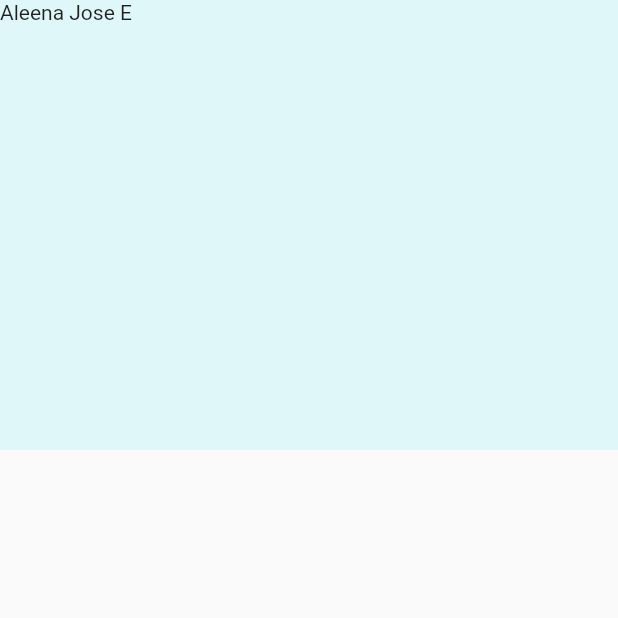
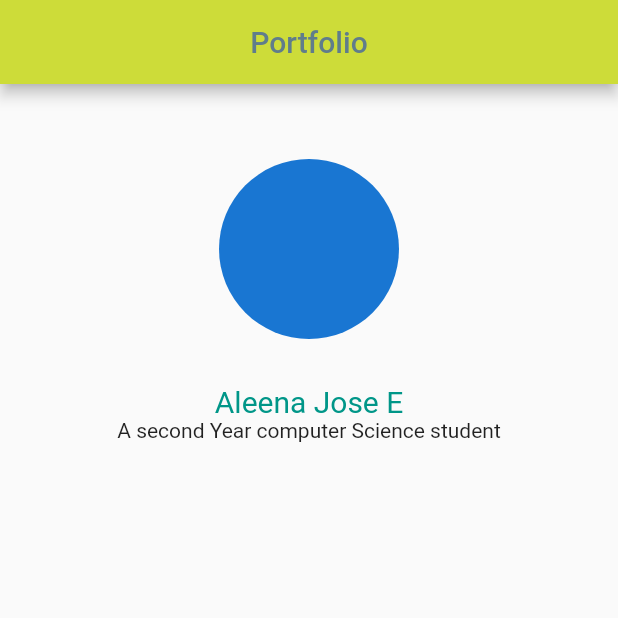
Before and after one commit to AleenaJose-E/Flutter-assignment, a Flutter app: the screen it shows after launch, on a phone screen of 412 x 824 dp, the top half of it. Run offline on Flutter 3.47's test engine with Material 2 defaults, Android fonts, the phone set to English and light mode, and no system bars.

Commit message:
Add Appbar, circle avathar and some text

```diff
--- a/lib/Screens/home_page.dart
+++ b/lib/Screens/home_page.dart
@@ -6,15 +6,29 @@ class  home_page extends StatelessWidget {
   Widget build(BuildContext context) {
     return Scaffold(
       body: SafeArea(child: Column(
-       crossAxisAlignment: CrossAxisAlignment.start,
+       crossAxisAlignment: CrossAxisAlignment.center,
        children: [
+        AppBar(backgroundColor: Colors.lime,
+        centerTitle: true,
+        title: (Text('Portfolio', style: TextStyle(fontSize: 20,color: Colors.blueGrey,),)),
+        ),
         Container(
-          color: Colors.cyan[50],
-          width:500 ,
-          height: 300,
-          child: Text('Aleena Jose E',),
-        )
-       ],
+              height: 50,
+            ),
+        const SizedBox(width: 20,),
+         CircleAvatar(radius: 60,),
+        Column(
+          crossAxisAlignment: CrossAxisAlignment.center,
+
+          children: [
+            Container(
+              height: 30,
+            ),
+            Text('Aleena Jose E',style: TextStyle(fontSize: 20,color: Colors.teal),),
+            Text('A second Year computer Science student')
+          ],
+        ),
+         ],
       )),
 
     );
```
